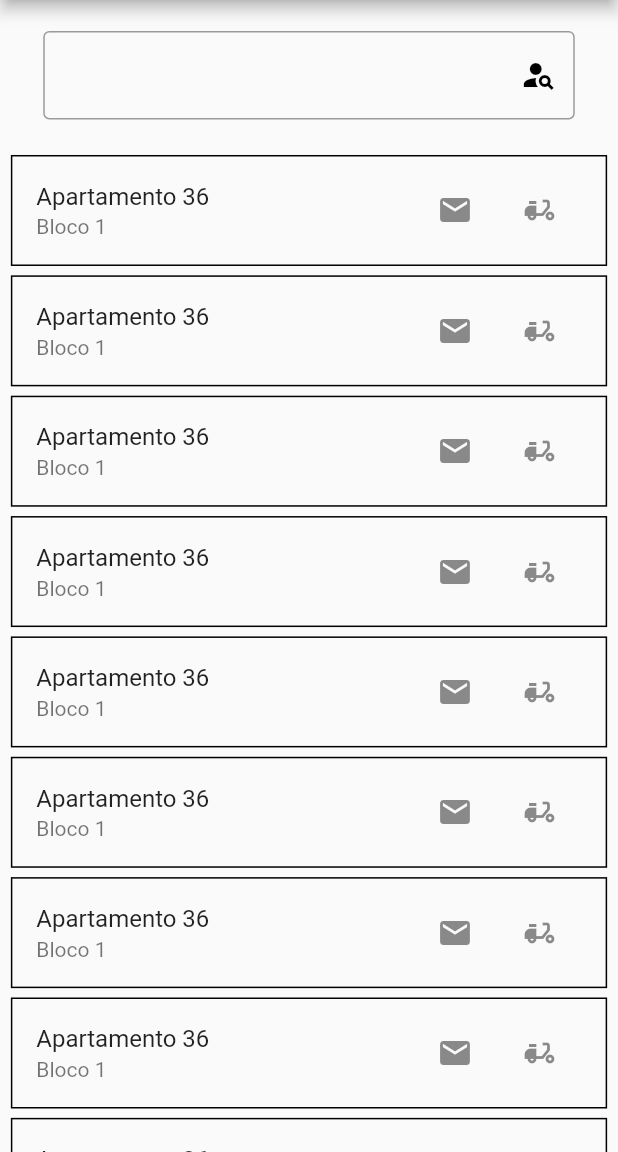
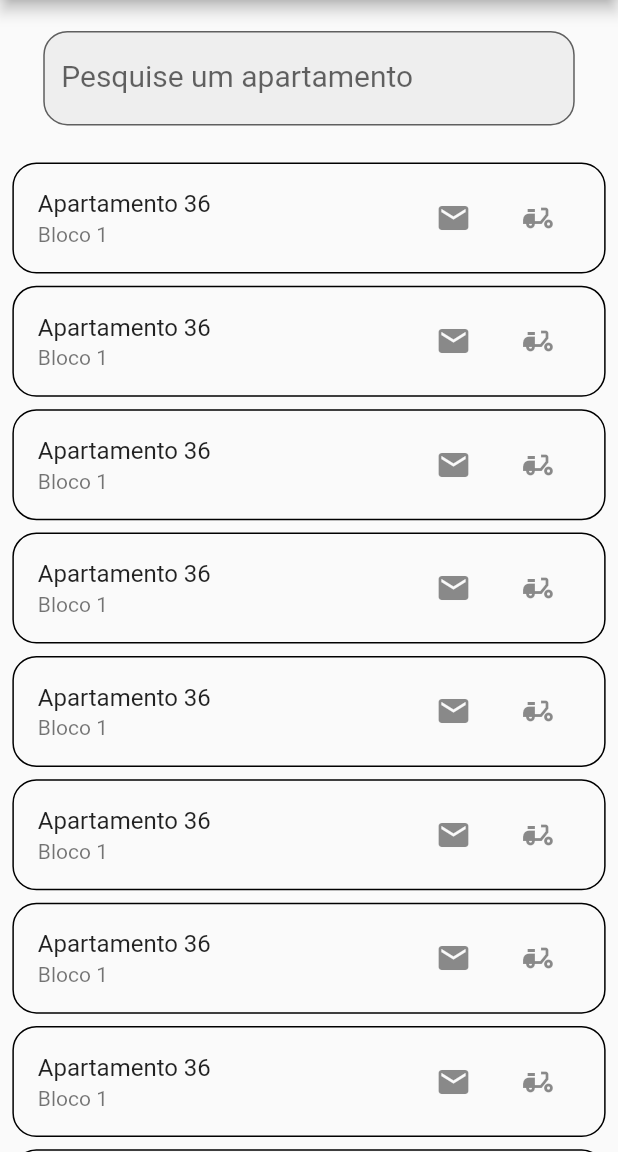
Before and after one commit to feerfecci/porteiro_app, a Flutter app: the screen it shows after launch, on a phone screen of 412 x 824 dp, the part 84-1236 px from its top. Run offline on Flutter 3.47's test engine with Material 2 defaults, Android fonts, the phone set to English and light mode, and no system bars.

Commit message:
correcao de código

```diff
--- a/analysis_options.yaml
+++ b/analysis_options.yaml
@@ -22,6 +22,7 @@ linter:
   # `// ignore_for_file: name_of_lint` syntax on the line or in the file
   # producing the lint.
   rules:
+    prefer_const_constructors: false
     # avoid_print: false  # Uncomment to disable the `avoid_print` rule
     # prefer_single_quotes: true  # Uncomment to enable the `prefer_single_quotes` rule
 
--- a/lib/screens/home/list_tile_ap.dart
+++ b/lib/screens/home/list_tile_ap.dart
@@ -23,7 +23,7 @@ class _ListTileApState extends State<ListTileAp> {
         padding: EdgeInsets.symmetric(horizontal: size.width * 0.01),
         child: IconButton(
           onPressed: () {
-            showCustomModalBottom(context,label: label,title: title);
+            showCustomModalBottom(context, label: label, title: title);
           },
           icon: Icon(icon),
         ),
@@ -48,7 +48,8 @@ class _ListTileApState extends State<ListTileAp> {
       ),
       title: Text('Apartamento ${widget.ap}'),
       subtitle: Text('Bloco ${widget.bloco}'),
-      shape: Border.all(strokeAlign: BorderSide.strokeAlignOutside),
+      shape: RoundedRectangleBorder(
+          borderRadius: BorderRadius.circular(16), side: BorderSide()),
     );
   }
 }
--- a/lib/screens/moldals/custom_modal.dart
+++ b/lib/screens/moldals/custom_modal.dart
@@ -59,7 +59,7 @@ class _WidgetCustomModalState extends State<WidgetCustomModal> {
         Row(
           children: [
             SizedBox(
-              width: size.width * 0.6,
+              width: size.width * 0.85,
               child: Consts.buildTextFormField(label: widget.label),
             ),
             SizedBox(
--- a/lib/widgets/search_bar.dart
+++ b/lib/widgets/search_bar.dart
@@ -1,4 +1,6 @@
 import 'package:flutter/material.dart';
+
+import '../consts.dart';
 
 class SearchBar extends StatefulWidget {
   const SearchBar({super.key});
@@ -12,14 +14,8 @@ class _SearchBarState extends State<SearchBar> {
   Widget build(BuildContext context) {
     var size = MediaQuery.of(context).size;
     return Padding(
-      padding: EdgeInsets.symmetric(
-          horizontal: size.width * 0.05, vertical: size.height * 0.025),
-      child: TextFormField(
-        decoration: InputDecoration(
-            suffixIcon: Icon(Icons.person_search, color: Colors.black),
-            border: OutlineInputBorder(
-                borderSide: BorderSide(color: Colors.black))),
-      ),
-    );
+        padding: EdgeInsets.symmetric(
+            horizontal: size.width * 0.05, vertical: size.height * 0.025),
+        child: Consts.buildTextFormField(label: 'Pesquise um apartamento'));
   }
 }
```
